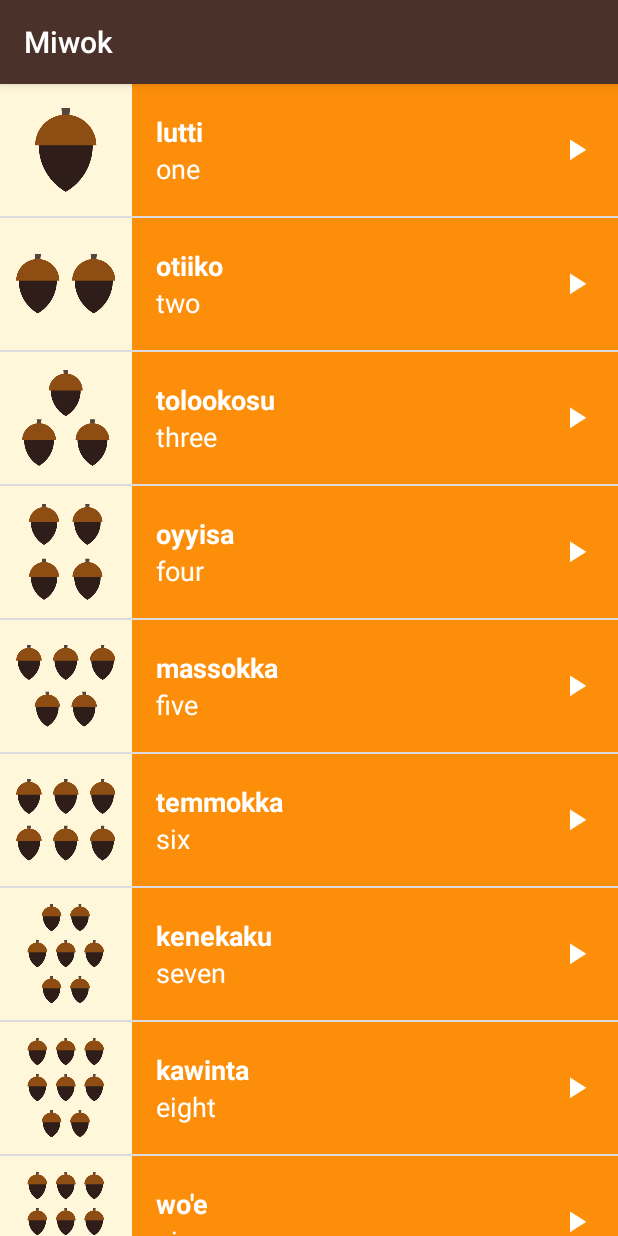
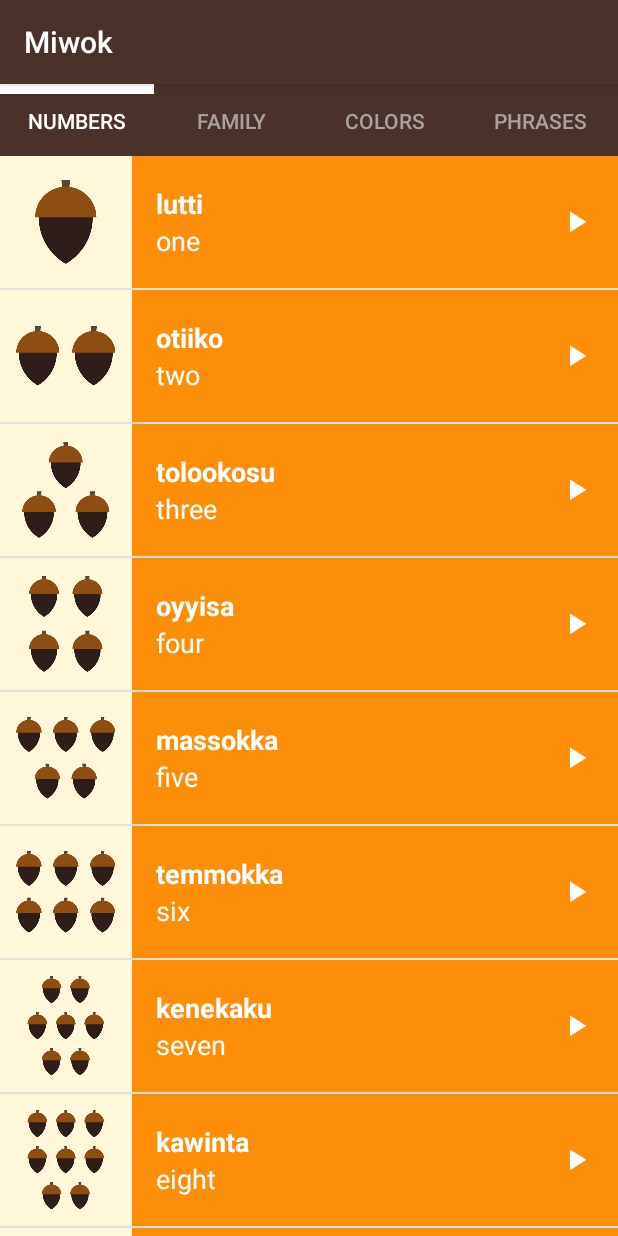
Before and after one commit to mehrnooshh/Miwok, an Android app: the screen it shows after launch (MainActivity), on a phone screen of 412 x 824 dp. Run offline under Robolectric (Android 15) with nearby library versions, the phone set to English and light mode, and no system bars.

Commit message:
Added tabs to ViewPager

```diff
--- a/app/src/main/java/com/example/android/miwok/CategoryFragmentPagerAdapter.java
+++ b/app/src/main/java/com/example/android/miwok/CategoryFragmentPagerAdapter.java
@@ -9,26 +9,26 @@ import android.support.v4.app.FragmentPagerAdapter;
  */
 public class CategoryFragmentPagerAdapter extends FragmentPagerAdapter {
 
+    private String[] tabTitles = new String[] { "Numbers", "Family", "Colors","Phrases" };
+
+    private Fragment[] fragments = new Fragment[] { new NumbersFragment(), new FamilyMembersFragment(),  new ColorsFragment(), new PhrasesFragment() };
+
     public CategoryFragmentPagerAdapter(FragmentManager fm) {
         super(fm);
     }
 
     @Override
     public Fragment getItem(int position) {
-        if (position == 0) {
-            return new NumbersFragment();
-        } else if (position == 1){
-            return new FamilyMembersFragment();
-        } else if (position==2){
-            return new ColorsFragment();
-        }
-        else {
-            return new PhrasesFragment();
-        }
+       return fragments[position];
     }
 
     @Override
     public int getCount() {
-        return 4;
+        return fragments.length;
+    }
+
+    @Override
+    public CharSequence getPageTitle(int position) {
+        return tabTitles[position];
     }
 }
--- a/app/src/main/java/com/example/android/miwok/MainActivity.java
+++ b/app/src/main/java/com/example/android/miwok/MainActivity.java
@@ -2,8 +2,11 @@
 package com.example.android.miwok;
 
 import android.os.Bundle;
+import android.support.design.widget.TabLayout;
 import android.support.v4.view.ViewPager;
 import android.support.v7.app.AppCompatActivity;
+import android.widget.LinearLayout;
+import android.widget.TextView;
 
 public class MainActivity extends AppCompatActivity {
 
@@ -22,6 +25,15 @@ public class MainActivity extends AppCompatActivity {
 
         // Set the adapter onto the view pager
         viewPager.setAdapter(adapter);
+        TabLayout tabLayout = (TabLayout)findViewById(R.id.sliding_tabs);
+        tabLayout.setupWithViewPager(viewPager);
+
+        //Flip the texts of the tabs after switching indicator's position
+        for(int i = 0; i< adapter.getCount(); i++) {
+            TextView tv1 = (TextView) (((LinearLayout) ((LinearLayout) tabLayout.getChildAt(0)).getChildAt(i)).getChildAt(1));
+            tv1.setScaleY(-1);
+        }
+
 
 
         }
--- a/app/src/main/res/layout/activity_main.xml
+++ b/app/src/main/res/layout/activity_main.xml
@@ -1,15 +1,34 @@
 <?xml version="1.0" encoding="utf-8"?>
 <!-- Layout for the main screen -->
 <LinearLayout xmlns:android="http://schemas.android.com/apk/res/android"
+    xmlns:app="http://schemas.android.com/apk/res-auto"
     xmlns:tools="http://schemas.android.com/tools"
     android:layout_width="match_parent"
     android:layout_height="match_parent"
     android:orientation="vertical"
+
     tools:context="com.example.android.viewpager.MainActivity">
+
+    <android.support.design.widget.TabLayout
+        android:id="@+id/sliding_tabs"
+        android:layout_width="match_parent"
+        android:layout_height="wrap_content"
+        app:tabMode="fixed"
+        app:tabGravity="fill"
+        app:tabBackground="@color/primary_color"
+        app:tabIndicatorColor="@color/tab_indicator_color"
+        app:tabSelectedTextColor="@color/selected_tab_color"
+        app:tabIndicatorHeight="10px"
+        app:tabTextColor="@color/tab_text_color"
+        android:scaleY="-1"
+        />
 
     <android.support.v4.view.ViewPager
         android:id="@+id/viewpager"
         android:layout_width="match_parent"
-        android:layout_height="match_parent" />
+        android:layout_height="0px"
+        android:layout_weight="1"
+        android:background="@android:color/white"/>
+
 
 </LinearLayout>
--- a/app/src/main/res/values/colors.xml
+++ b/app/src/main/res/values/colors.xml
@@ -34,4 +34,14 @@
 
     <!-- Background color for the phrases category -->
     <color name="category_phrases">#16AFCA</color>
+
+    <!-- Text color of the tabs -->
+    <color name="tab_text_color">#A8A19E</color>
+
+    <!-- Indicator line color for selected tab -->
+    <color name="tab_indicator_color">#FFFFFF</color>
+
+    <!-- Text color of selected tab -->
+    <color name="selected_tab_color">#FFFFFF</color>
+
 </resources>
```
